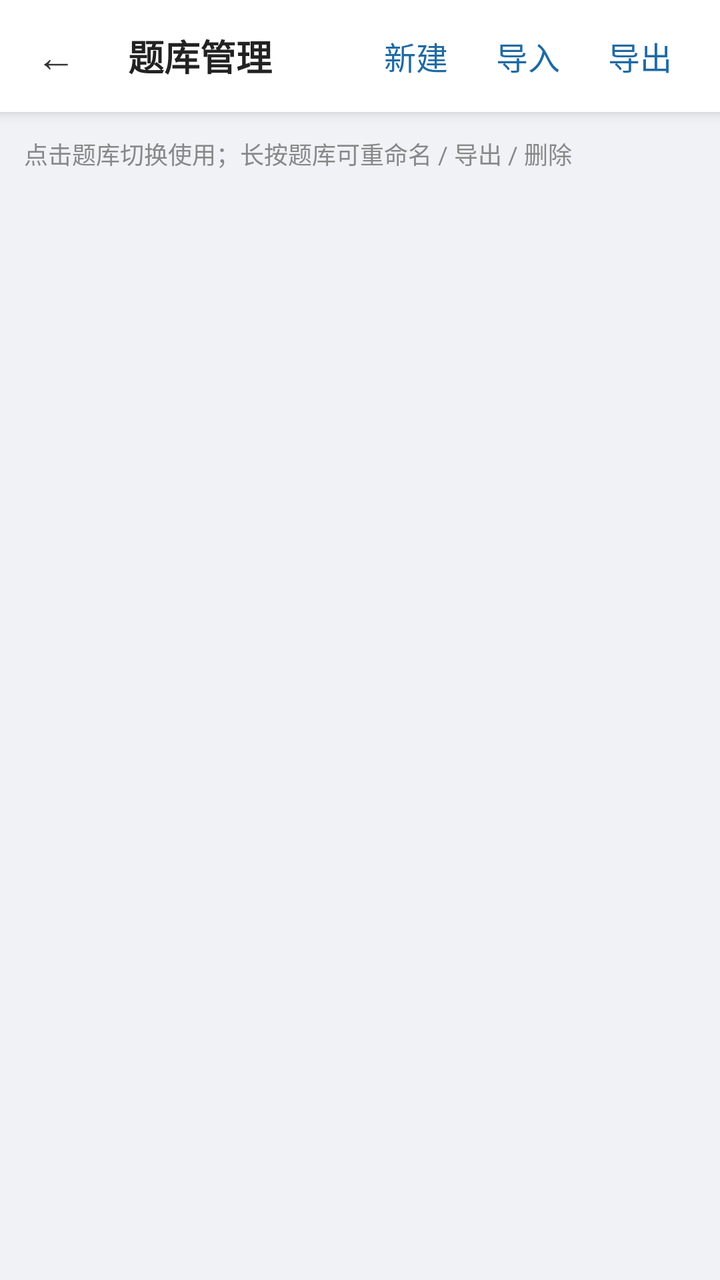
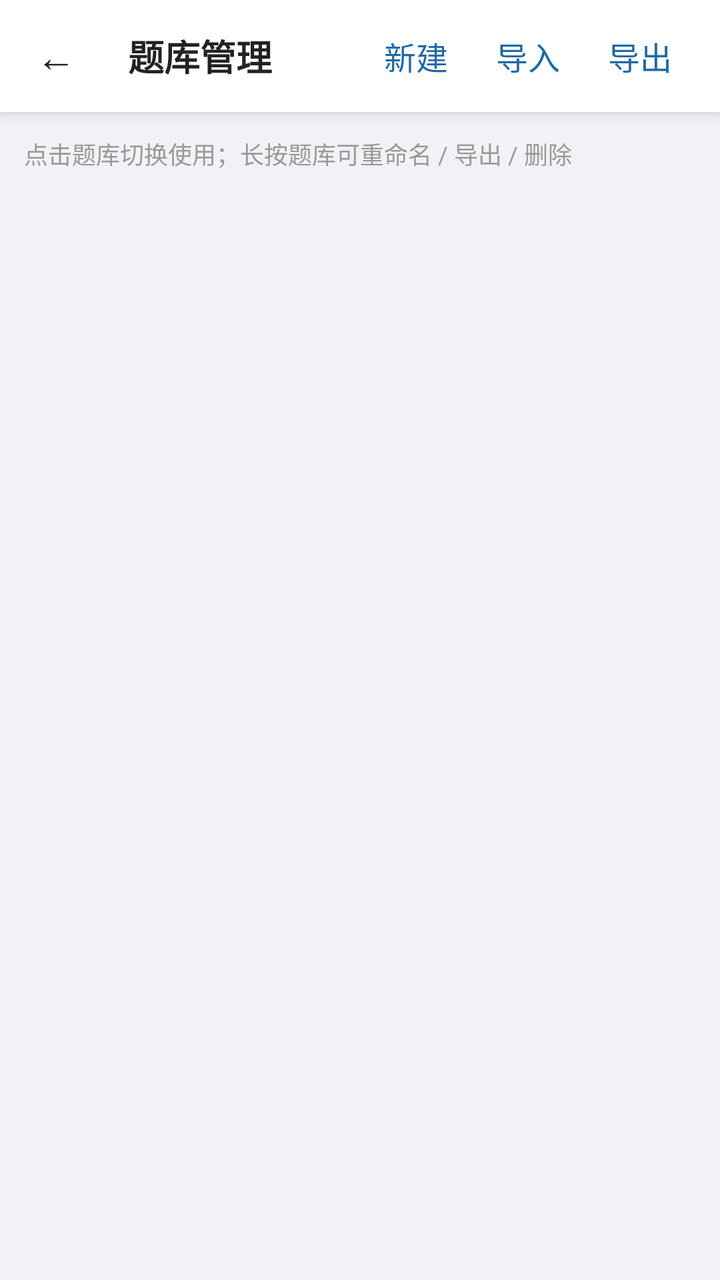

Compare the two renders of this Android layout. The source of the first and the diff that turns it into the second are given below.
<!-- AndroidManifest.xml: application theme Theme.Demo -->
<!-- res/layout/activity_save_manage.xml -->
<?xml version="1.0" encoding="utf-8"?>
<LinearLayout xmlns:android="http://schemas.android.com/apk/res/android"
    android:layout_width="match_parent"
    android:layout_height="match_parent"
    android:orientation="vertical"
    android:background="@color/page_bg">

    
    <LinearLayout style="@style/TopBar">

        <TextView
            android:id="@+id/btn_back"
            style="@style/TopBarBack" />

        <TextView
            android:layout_width="0dp"
            android:layout_height="wrap_content"
            android:layout_weight="1"
            android:paddingStart="8dp"
            android:text="题库管理"
            android:textSize="@dimen/text_size_title"
            android:textStyle="bold"
            android:textColor="#222222"/>

        <TextView
            android:id="@+id/btn_new_bank"
            android:layout_width="wrap_content"
            android:layout_height="wrap_content"
            android:padding="8dp"
            android:layout_marginEnd="8dp"
            android:text="新建"
            android:textSize="@dimen/text_size_emphasis"
            android:textColor="#1f6aa5"/>

        <TextView
            android:id="@+id/btn_import_bank"
            android:layout_width="wrap_content"
            android:layout_height="wrap_content"
            android:padding="8dp"
            android:layout_marginEnd="8dp"
            android:text="导入"
            android:textSize="@dimen/text_size_emphasis"
            android:textColor="#1f6aa5"/>

        <TextView
            android:id="@+id/btn_export_bank"
            android:layout_width="wrap_content"
            android:layout_height="wrap_content"
            android:padding="8dp"
            android:layout_marginEnd="16dp"
            android:text="导出"
            android:textSize="@dimen/text_size_emphasis"
            android:textColor="#1f6aa5"/>
    </LinearLayout>

    
    <TextView
        android:layout_width="match_parent"
        android:layout_height="wrap_content"
        android:padding="12dp"
        android:text="点击题库切换使用；长按题库可重命名 / 导出 / 删除"
        android:textSize="@dimen/text_size_caption"
        android:textColor="#888888"/>

    
    <androidx.recyclerview.widget.RecyclerView
        android:id="@+id/recycler_banks"
        android:layout_width="match_parent"
        android:layout_height="match_parent"
        android:paddingBottom="20dp"/>

</LinearLayout>
<!-- resources referenced by this layout -->
<resources>
  <color name="page_bg">#F0F2F5</color>
  <dimen name="text_size_caption">12sp</dimen>
  <dimen name="text_size_emphasis">16sp</dimen>
  <dimen name="text_size_title">18sp</dimen>
  <style name="TopBar">
          <item name="android:layout_width">match_parent</item>
          <item name="android:layout_height">56dp</item>
          <item name="android:orientation">horizontal</item>
          <item name="android:gravity">center_vertical</item>
          <item name="android:background">@color/home_card</item>
          <item name="android:elevation">4dp</item>
      </style>
  <style name="TopBarBack">
          <item name="android:layout_width">56dp</item>
          <item name="android:layout_height">match_parent</item>
          <item name="android:gravity">center</item>
          <item name="android:text">←</item>
          <item name="android:textSize">20sp</item>
          <item name="android:textColor">@color/home_text_primary</item>
          <item name="android:background">?attr/selectableItemBackgroundBorderless</item>
      </style>
  <style name="Theme.Demo" parent="Base.Theme.Demo" />
  <color name="home_card">#FFFFFF</color>
  <color name="home_text_primary">#333333</color>
  <style name="Base.Theme.Demo" parent="Theme.Material3.DayNight.NoActionBar">
          
          <item name="android:statusBarColor">@color/home_bg</item>
          <item name="android:windowLightStatusBar">true</item>
          <item name="android:navigationBarColor">@color/home_bg</item>
          <item name="android:windowLightNavigationBar" tools:targetApi="o_mr1">true</item>
          <item name="android:enforceNavigationBarContrast" tools:targetApi="q">false</item>
      </style>
  <color name="home_bg">@color/page_bg</color>
</resources>

<!-- the commit's change to res/layout/activity_save_manage.xml (unified diff, before → after) -->
@@ -20,7 +20,7 @@
             android:text="题库管理"
             android:textSize="@dimen/text_size_title"
             android:textStyle="bold"
-            android:textColor="#222222"/>
+            android:textColor="@color/text_primary"/>
 
         <TextView
             android:id="@+id/btn_new_bank"
@@ -60,7 +60,7 @@
         android:padding="12dp"
         android:text="点击题库切换使用；长按题库可重命名 / 导出 / 删除"
         android:textSize="@dimen/text_size_caption"
-        android:textColor="#888888"/>
+        android:textColor="@color/text_hint"/>
 
     
     <androidx.recyclerview.widget.RecyclerView
<!-- resource entries referenced after the edit -->
@@ -1,6 +1,8 @@
 <!-- resources referenced by this layout -->
 <resources>
   <color name="page_bg">#F0F2F5</color>
+  <color name="text_hint">#999999</color>
+  <color name="text_primary">#222222</color>
   <dimen name="text_size_caption">12sp</dimen>
   <dimen name="text_size_emphasis">16sp</dimen>
   <dimen name="text_size_title">18sp</dimen>
@@ -18,12 +20,11 @@
           <item name="android:gravity">center</item>
           <item name="android:text">←</item>
           <item name="android:textSize">20sp</item>
-          <item name="android:textColor">@color/home_text_primary</item>
+          <item name="android:textColor">@color/text_primary</item>
           <item name="android:background">?attr/selectableItemBackgroundBorderless</item>
       </style>
   <style name="Theme.Demo" parent="Base.Theme.Demo" />
   <color name="home_card">#FFFFFF</color>
-  <color name="home_text_primary">#333333</color>
   <style name="Base.Theme.Demo" parent="Theme.Material3.DayNight.NoActionBar">
           
           <item name="android:statusBarColor">@color/home_bg</item>
